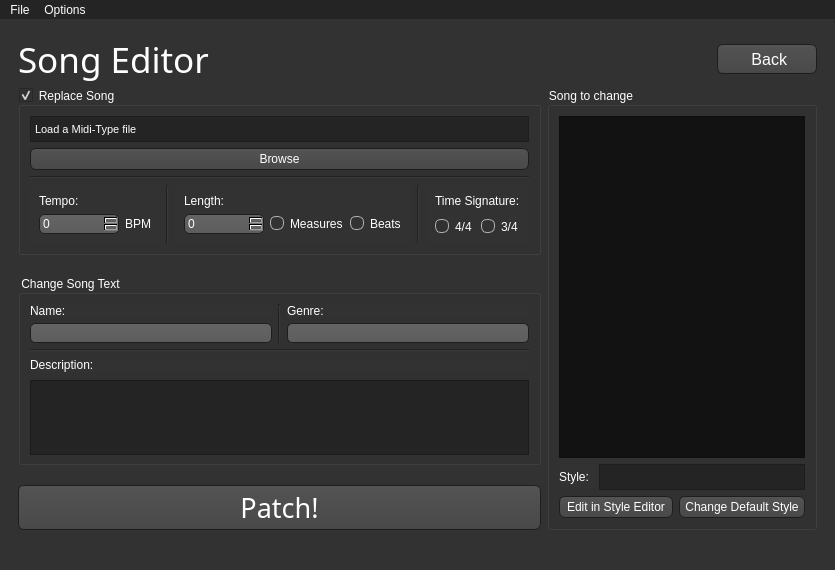
The window that WiiMusicPlus.ui (BenjaminHalko/WiiMusicEditorPlus) describes before a commit, drawn with Qt 5.
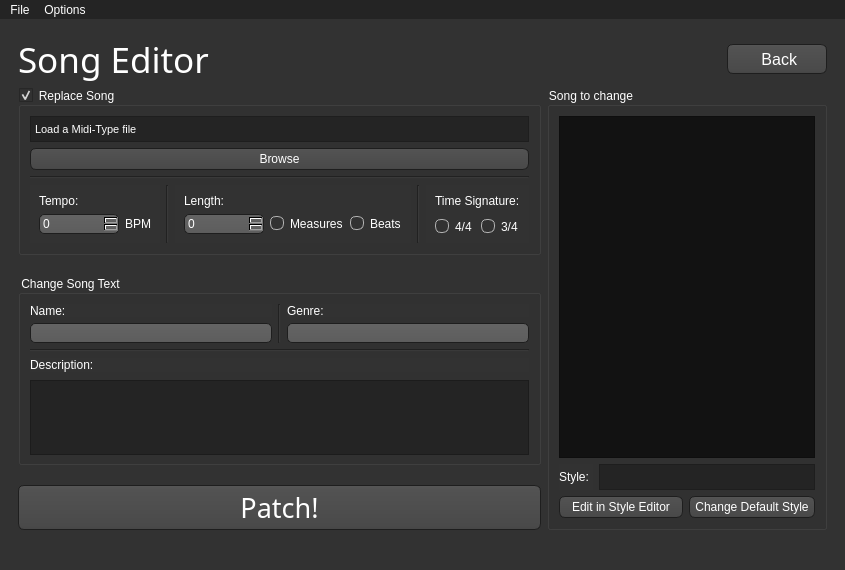
The same window after the commit. The open tabs and pages were chosen to show the change. Icons and pictures are not drawn.

```diff
--- a/WiiMusicPlus.ui
+++ b/WiiMusicPlus.ui
@@ -6,7 +6,7 @@
    <rect>
     <x>0</x>
     <y>0</y>
-    <width>814</width>
+    <width>833</width>
     <height>570</height>
    </rect>
   </property>
@@ -1824,7 +1824,14 @@
             </property>
             <layout class="QVBoxLayout" name="verticalLayout_3">
              <item>
-              <widget class="QListWidget" name="SE_SongToChange"/>
+              <widget class="QListWidget" name="SE_SongToChange">
+               <property name="sizePolicy">
+                <sizepolicy hsizetype="MinimumExpanding" vsizetype="Expanding">
+                 <horstretch>0</horstretch>
+                 <verstretch>0</verstretch>
+                </sizepolicy>
+               </property>
+              </widget>
              </item>
              <item>
               <layout class="QHBoxLayout" name="SE_Style">
@@ -2599,7 +2606,7 @@
     <rect>
      <x>0</x>
      <y>0</y>
-     <width>814</width>
+     <width>833</width>
      <height>22</height>
     </rect>
    </property>
```
